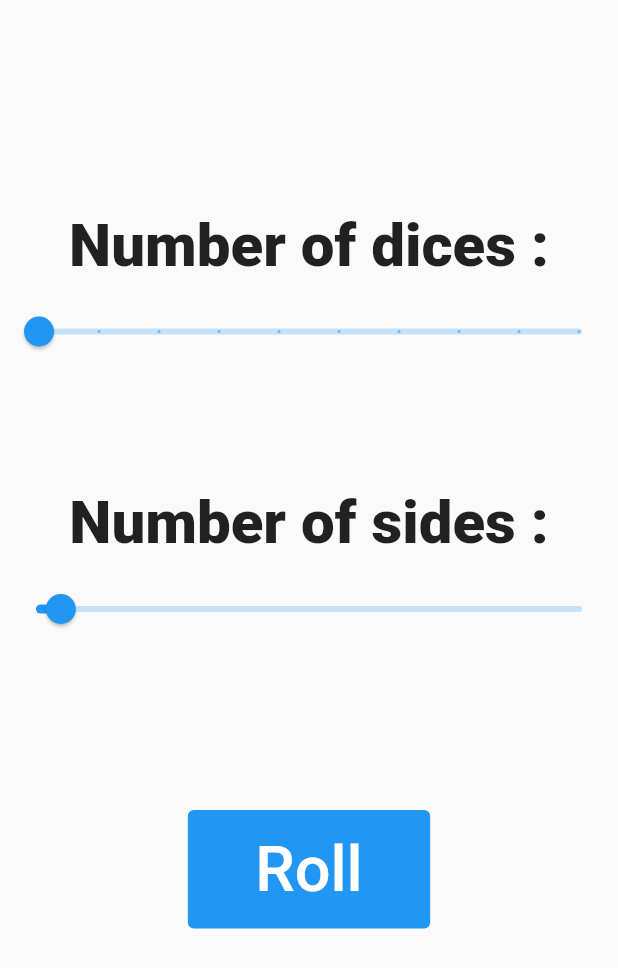
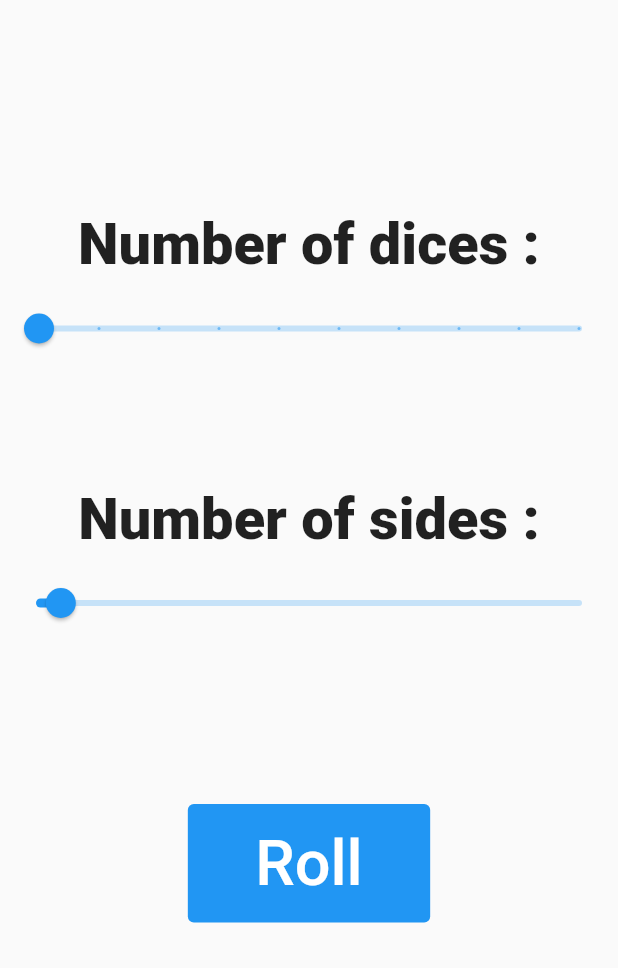
Before and after one commit to Mat029/Dice, a Flutter app: the screen it shows after launch, on a phone screen of 412 x 824 dp. Shown: the top 968 px of the screen. Run offline on Flutter 3.47's test engine with Material 2 defaults, Android fonts, the phone set to English and light mode, and no system bars; generated files the repository leaves out were written again.

Commit message:
Alpha 1.3.0 : add translations (en,fr,es,de)

```diff
--- /dev/null
+++ b/l10n.yaml
@@ -0,0 +1,3 @@
+arb-dir: lib/l10n
+template-arb-file: app_en.arb
+output-localization-file: app_localizations.dart
--- a/lib/main.dart
+++ b/lib/main.dart
@@ -1,5 +1,7 @@
 import 'package:flutter/material.dart';
 import 'package:deapp/roll.dart';
+import 'package:flutter_localizations/flutter_localizations.dart';
+import 'package:flutter_gen/gen_l10n/app_localizations.dart';
 
 void main() {
   runApp(MyApp());
@@ -10,7 +12,18 @@ class MyApp extends StatelessWidget {
   Widget build(BuildContext context) {
     return MaterialApp(
       debugShowCheckedModeBanner: false,
-      color: Colors.red,
+      localizationsDelegates: [
+        AppLocalizations.delegate,
+        GlobalMaterialLocalizations.delegate,
+        GlobalWidgetsLocalizations.delegate,
+        GlobalCupertinoLocalizations.delegate,
+      ],
+      supportedLocales: [
+        Locale('en', ''),
+        Locale('es', ''),
+        Locale("fr", ""),
+        Locale("de", "")
+      ],
       home: Base(),
     );
   }
@@ -52,9 +65,9 @@ class _InitPageState extends State<InitPage> {
               height: 140,
             ),
             Text(
-              "Number of dices :",
+              AppLocalizations.of(context)!.nbdices,
+              textScaleFactor: 2.75,
               style: TextStyle(
-                fontSize: 40,
                 fontWeight: FontWeight.w900,
               ),
             ),
@@ -74,8 +87,9 @@ class _InitPageState extends State<InitPage> {
               height: 80,
             ),
             Text(
-              "Number of sides :",
-              style: TextStyle(fontSize: 40, fontWeight: FontWeight.w900),
+              AppLocalizations.of(context)!.nbsides,
+              style: TextStyle(fontWeight: FontWeight.w900),
+              textScaleFactor: 2.75,
             ),
             SizedBox(
               height: 10,
@@ -104,13 +118,15 @@ class _InitPageState extends State<InitPage> {
                     MaterialPageRoute(
                       builder: (context) {
                         return MyHomePage(
-                            title: "DICE", dice: nbofdice, sides: nbofsides);
+                            title: AppLocalizations.of(context)!.dice,
+                            dice: nbofdice,
+                            sides: nbofsides);
                       },
                     ),
                   );
                 },
                 child: Text(
-                  "Roll",
+                  AppLocalizations.of(context)!.roll,
                   textScaleFactor: 3,
                 )),
           ],
--- a/lib/roll.dart
+++ b/lib/roll.dart
@@ -1,6 +1,8 @@
 import 'package:flutter/material.dart';
 import 'package:deapp/dice_number.dart';
 import 'package:deapp/dice_side.dart';
+import 'package:flutter_localizations/flutter_localizations.dart';
+import 'package:flutter_gen/gen_l10n/app_localizations.dart';
 import 'dart:math';
 
 class MyHomePage extends StatefulWidget {
@@ -77,7 +79,7 @@ class _MyHomePageState extends State<MyHomePage> {
                   backgroundColor: Colors.blue),
               onPressed: _launch,
               child: Text(
-                'Re-roll',
+                AppLocalizations.of(context)!.reroll,
                 textScaleFactor: 3,
               ),
             ),
--- a/pubspec.yaml
+++ b/pubspec.yaml
@@ -15,7 +15,7 @@ publish_to: 'none' # Remove this line if you wish to publish to pub.dev
 # In iOS, build-name is used as CFBundleShortVersionString while build-number used as CFBundleVersion.
 # Read more about iOS versioning at
 # https://developer.apple.com/library/archive/documentation/General/Reference/InfoPlistKeyReference/Articles/CoreFoundationKeys.html
-version: 1.2.6
+version: 1.3.0
 
 environment:
   sdk: ">=2.12.0 <3.0.0"
@@ -23,6 +23,9 @@ environment:
 dependencies:
   flutter:
     sdk: flutter
+  flutter_localizations:
+    sdk: flutter
+  intl: ^0.17.0
 
 
   # The following adds the Cupertino Icons font to your application.
@@ -44,6 +47,7 @@ flutter_icons:
 
 # The following section is specific to Flutter.
 flutter:
+  generate: true
 
   # The following line ensures that the Material Icons font is
   # included with your application, so that you can use the icons in
```
Also changed, not shown: lib/l10n/app_de.arb (added, +7 -0 lines), lib/l10n/app_en.arb (added, +7 -0 lines), lib/l10n/app_es.arb (added, +7 -0 lines), lib/l10n/app_fr.arb (added, +7 -0 lines), pubspec.lock, 1 other file.
